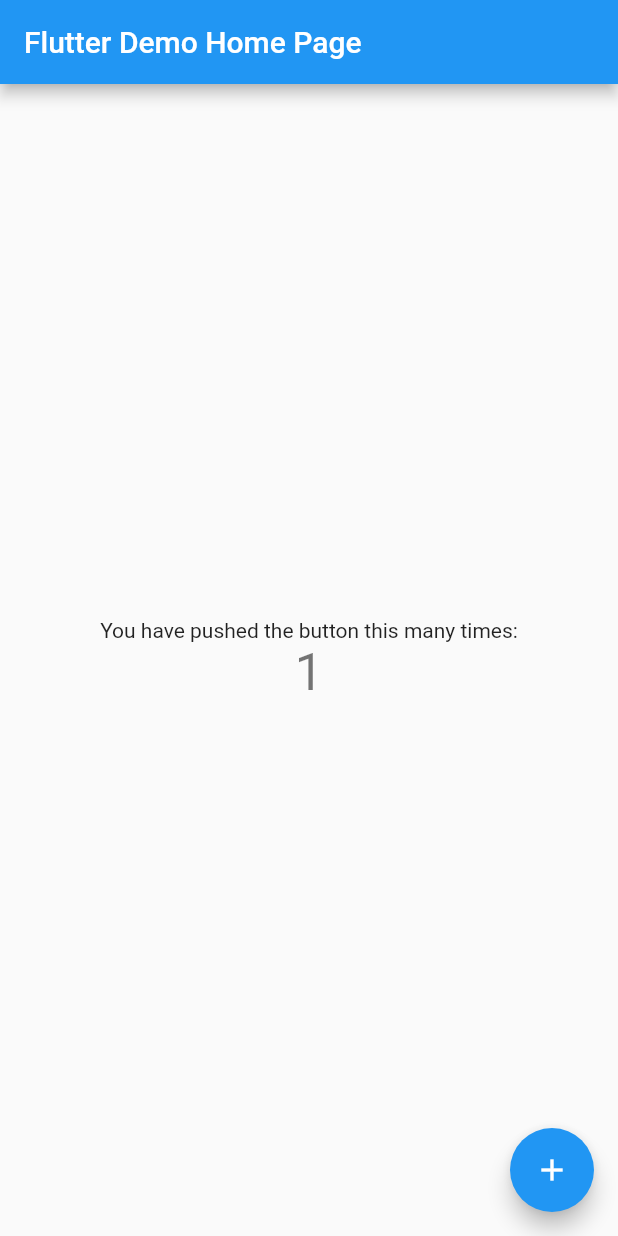
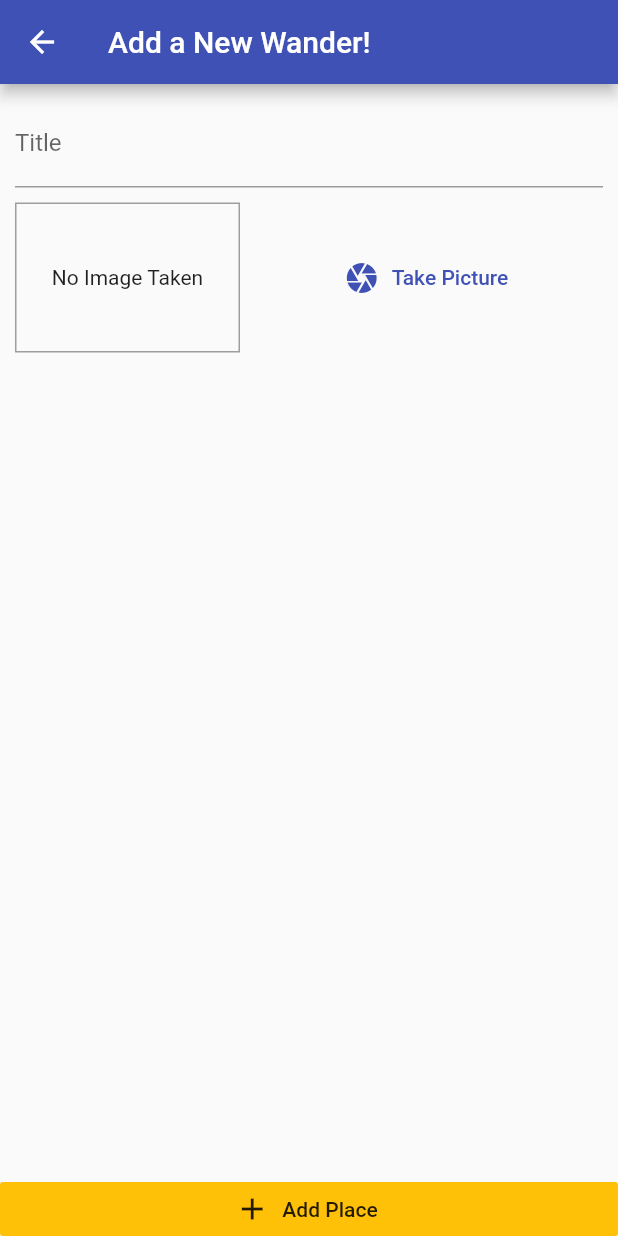
Before and after one commit to windevkay/wanderer, a Flutter app: the screen it shows after launch, after a tap on the "add" icon, on a phone screen of 412 x 824 dp. Run offline on Flutter 3.47's test engine with Material 2 defaults, Android fonts, the phone set to English and light mode, and no system bars; our stand-ins replace image_picker.

Commit message:
with initial setup files

```diff
--- a/lib/main.dart
+++ b/lib/main.dart
@@ -1,4 +1,10 @@
 import 'package:flutter/material.dart';
+import 'package:provider/provider.dart';
+//providers
+import './providers/greatPlaces.provider.dart';
+//screens
+import './screens/placesList.screen.dart';
+import './screens/addPlace.screen.dart';
 
 void main() {
   runApp(MyApp());
@@ -8,110 +14,14 @@ class MyApp extends StatelessWidget {
   // This widget is the root of your application.
   @override
   Widget build(BuildContext context) {
-    return MaterialApp(
-      title: 'Flutter Demo',
-      theme: ThemeData(
-        // This is the theme of your application.
-        //
-        // Try running your application with "flutter run". You'll see the
-        // application has a blue toolbar. Then, without quitting the app, try
-        // changing the primarySwatch below to Colors.green and then invoke
-        // "hot reload" (press "r" in the console where you ran "flutter run",
-        // or simply save your changes to "hot reload" in a Flutter IDE).
-        // Notice that the counter didn't reset back to zero; the application
-        // is not restarted.
-        primarySwatch: Colors.blue,
-        // This makes the visual density adapt to the platform that you run
-        // the app on. For desktop platforms, the controls will be smaller and
-        // closer together (more dense) than on mobile platforms.
-        visualDensity: VisualDensity.adaptivePlatformDensity,
-      ),
-      home: MyHomePage(title: 'Flutter Demo Home Page'),
+    return ChangeNotifierProvider.value(
+      value: GreatPlaces(),
+      child: MaterialApp(
+          title: 'Wanderer',
+          theme: ThemeData(
+              primarySwatch: Colors.indigo, accentColor: Colors.amber),
+          home: PlacesListScreen(),
+          routes: {AddPlaceScreen.routeName: (ctx) => AddPlaceScreen()}),
     );
   }
 }
-
-class MyHomePage extends StatefulWidget {
-  MyHomePage({Key key, this.title}) : super(key: key);
-
-  // This widget is the home page of your application. It is stateful, meaning
-  // that it has a State object (defined below) that contains fields that affect
-  // how it looks.
-
-  // This class is the configuration for the state. It holds the values (in this
-  // case the title) provided by the parent (in this case the App widget) and
-  // used by the build method of the State. Fields in a Widget subclass are
-  // always marked "final".
-
-  final String title;
-
-  @override
-  _MyHomePageState createState() => _MyHomePageState();
-}
-
-class _MyHomePageState extends State<MyHomePage> {
-  int _counter = 0;
-
-  void _incrementCounter() {
-    setState(() {
-      // This call to setState tells the Flutter framework that something has
-      // changed in this State, which causes it to rerun the build method below
-      // so that the display can reflect the updated values. If we changed
-      // _counter without calling setState(), then the build method would not be
-      // called again, and so nothing would appear to happen.
-      _counter++;
-    });
-  }
-
-  @override
-  Widget build(BuildContext context) {
-    // This method is rerun every time setState is called, for instance as done
-    // by the _incrementCounter method above.
-    //
-    // The Flutter framework has been optimized to make rerunning build methods
-    // fast, so that you can just rebuild anything that needs updating rather
-    // than having to individually change instances of widgets.
-    return Scaffold(
-      appBar: AppBar(
-        // Here we take the value from the MyHomePage object that was created by
-        // the App.build method, and use it to set our appbar title.
-        title: Text(widget.title),
-      ),
-      body: Center(
-        // Center is a layout widget. It takes a single child and positions it
-        // in the middle of the parent.
-        child: Column(
-          // Column is also a layout widget. It takes a list of children and
-          // arranges them vertically. By default, it sizes itself to fit its
-          // children horizontally, and tries to be as tall as its parent.
-          //
-          // Invoke "debug painting" (press "p" in the console, choose the
-          // "Toggle Debug Paint" action from the Flutter Inspector in Android
-          // Studio, or the "Toggle Debug Paint" command in Visual Studio Code)
-          // to see the wireframe for each widget.
-          //
-          // Column has various properties to control how it sizes itself and
-          // how it positions its children. Here we use mainAxisAlignment to
-          // center the children vertically; the main axis here is the vertical
-          // axis because Columns are vertical (the cross axis would be
-          // horizontal).
-          mainAxisAlignment: MainAxisAlignment.center,
-          children: <Widget>[
-            Text(
-              'You have pushed the button this many times:',
-            ),
-            Text(
-              '$_counter',
-              style: Theme.of(context).textTheme.headline4,
-            ),
-          ],
-        ),
-      ),
-      floatingActionButton: FloatingActionButton(
-        onPressed: _incrementCounter,
-        tooltip: 'Increment',
-        child: Icon(Icons.add),
-      ), // This trailing comma makes auto-formatting nicer for build methods.
-    );
-  }
-}
--- /dev/null
+++ b/lib/models/place.model.dart
@@ -0,0 +1,24 @@
+import 'dart:io';
+import 'package:flutter/foundation.dart';
+
+class PlaceLocation {
+  final double latitude;
+  final double longitude;
+  final String address;
+
+  PlaceLocation(
+      {@required this.latitude, @required this.longitude, this.address});
+}
+
+class Place {
+  final String id;
+  final String title;
+  final PlaceLocation location;
+  final File image; //datatype from io package, representing device based files
+
+  Place(
+      {@required this.id,
+      @required this.title,
+      @required this.location,
+      @required this.image});
+}
--- /dev/null
+++ b/lib/providers/greatPlaces.provider.dart
@@ -0,0 +1,23 @@
+import 'dart:io';
+import 'package:flutter/foundation.dart';
+
+import '../models/place.model.dart';
+
+class GreatPlaces with ChangeNotifier {
+  List<Place> _items = [];
+
+  List<Place> get items {
+    return [..._items];
+  }
+
+  void addPlace(String pickedTitle, File pickedImage) {
+    final newPlace = Place(
+        id: DateTime.now().toString(),
+        image: pickedImage,
+        title: pickedTitle,
+        location: null);
+
+    _items.add(newPlace);
+    notifyListeners();
+  }
+}
--- /dev/null
+++ b/lib/screens/addPlace.screen.dart
@@ -0,0 +1,71 @@
+import 'dart:io';
+import 'package:flutter/material.dart';
+import 'package:provider/provider.dart';
+
+import '../widgets/imageInput.widget.dart';
+import '../providers/greatPlaces.provider.dart';
+
+class AddPlaceScreen extends StatefulWidget {
+  static const routeName = '/add-place';
+  @override
+  _AddPlaceScreenState createState() => _AddPlaceScreenState();
+}
+
+class _AddPlaceScreenState extends State<AddPlaceScreen> {
+  final _titleController = TextEditingController();
+  File _pickedImage;
+
+  void _selectImage(File pickedImage) {
+    _pickedImage = pickedImage;
+  }
+
+  void _savePlace() {
+    if (_titleController.text.isEmpty || _pickedImage == null) {
+      return;
+    }
+    Provider.of<GreatPlaces>(context, listen: false)
+        .addPlace(_titleController.text, _pickedImage);
+    Navigator.of(context).pop();
+  }
+
+  @override
+  Widget build(BuildContext context) {
+    return Scaffold(
+      appBar: AppBar(
+        title: Text('Add a New Wander!'),
+      ),
+      body: Column(
+        crossAxisAlignment: CrossAxisAlignment.stretch,
+        children: <Widget>[
+          Expanded(
+            child: SingleChildScrollView(
+              child: Padding(
+                padding: const EdgeInsets.all(10.0),
+                child: Column(
+                  children: <Widget>[
+                    TextField(
+                      decoration: InputDecoration(labelText: 'Title'),
+                      controller: _titleController,
+                    ),
+                    SizedBox(
+                      height: 10,
+                    ),
+                    ImageInput(_selectImage),
+                  ],
+                ),
+              ),
+            ),
+          ),
+          RaisedButton.icon(
+            icon: Icon(Icons.add),
+            label: Text('Add Place'),
+            onPressed: _savePlace,
+            elevation: 0,
+            materialTapTargetSize: MaterialTapTargetSize.shrinkWrap,
+            color: Theme.of(context).accentColor,
+          )
+        ],
+      ),
+    );
+  }
+}
--- /dev/null
+++ b/lib/screens/placesList.screen.dart
@@ -0,0 +1,41 @@
+import 'package:flutter/material.dart';
+import 'package:provider/provider.dart';
+
+import './addPlace.screen.dart';
+import '../providers/greatPlaces.provider.dart';
+
+class PlacesListScreen extends StatelessWidget {
+  @override
+  Widget build(BuildContext context) {
+    return Scaffold(
+      appBar: AppBar(
+        title: Text('Your Places'),
+        actions: <Widget>[
+          IconButton(
+            icon: Icon(Icons.add),
+            onPressed: () {
+              Navigator.of(context).pushNamed(AddPlaceScreen.routeName);
+            },
+          )
+        ],
+      ),
+      body: Consumer<GreatPlaces>(
+        child: Center(
+          child: Text('Start adding some places!'),
+        ),
+        builder: (ctx, greatPlaces, ch) => greatPlaces.items.length <= 0
+            ? ch
+            : ListView.builder(
+                itemCount: greatPlaces.items.length,
+                itemBuilder: (ctx, i) => ListTile(
+                  leading: CircleAvatar(
+                    backgroundImage: FileImage(greatPlaces.items[i].image),
+                  ),
+                  title: Text(greatPlaces.items[i].title),
+                  onTap: (){},
+                ),
+              ),
+      ),
+    );
+  }
+}
--- /dev/null
+++ b/lib/widgets/imageInput.widget.dart
@@ -0,0 +1,72 @@
+import 'dart:io';
+
+import 'package:flutter/material.dart';
+
+import 'package:image_picker/image_picker.dart';
+import 'package:path_provider/path_provider.dart' as syspaths;
+import 'package:path/path.dart' as path;
+
+class ImageInput extends StatefulWidget {
+  final Function onSelectImage;
+
+  ImageInput(this.onSelectImage);
+
+  @override
+  _ImageInputState createState() => _ImageInputState();
+}
+
+class _ImageInputState extends State<ImageInput> {
+  File _storedImage;
+
+  Future<void> _takePicture() async {
+    final imageFile = await ImagePicker.pickImage(
+      source: ImageSource.camera,
+      maxWidth: 600,
+    );
+    setState(() {
+      _storedImage = imageFile;
+    });
+
+    final appDir = await syspaths.getApplicationDocumentsDirectory();
+    final fileName = path.basename(imageFile.path);
+    final savedImage = await imageFile.copy('${appDir.path}/$fileName');
+    widget.onSelectImage(savedImage);
+  }
+
+  @override
+  Widget build(BuildContext context) {
+    return Row(
+      children: <Widget>[
+        Container(
+          width: 150,
+          height: 100,
+          decoration: BoxDecoration(
+            border: Border.all(width: 1, color: Colors.grey),
+          ),
+          child: _storedImage != null
+              ? Image.file(
+                  _storedImage,
+                  fit: BoxFit.cover,
+                  width: double.infinity,
+                )
+              : Text(
+                  'No Image Taken',
+                  textAlign: TextAlign.center,
+                ),
+          alignment: Alignment.center,
+        ),
+        SizedBox(
+          width: 10,
+        ),
+        Expanded(
+          child: FlatButton.icon(
+            icon: Icon(Icons.camera),
+            label: Text('Take Picture'),
+            textColor: Theme.of(context).primaryColor,
+            onPressed: _takePicture,
+          ),
+        ),
+      ],
+    );
+  }
+}
--- a/pubspec.yaml
+++ b/pubspec.yaml
@@ -23,6 +23,10 @@ environment:
 dependencies:
   flutter:
     sdk: flutter
+  provider: 3.2.0
+  image_picker: ^0.6.6+1
+  path_provider: ^1.6.8
+  path: ^1.6.2
 
 
   # The following adds the Cupertino Icons font to your application.
```
Also changed, not shown: lib/screens/placeDetail.screen.dart (added), pubspec.lock, 4 other files.
